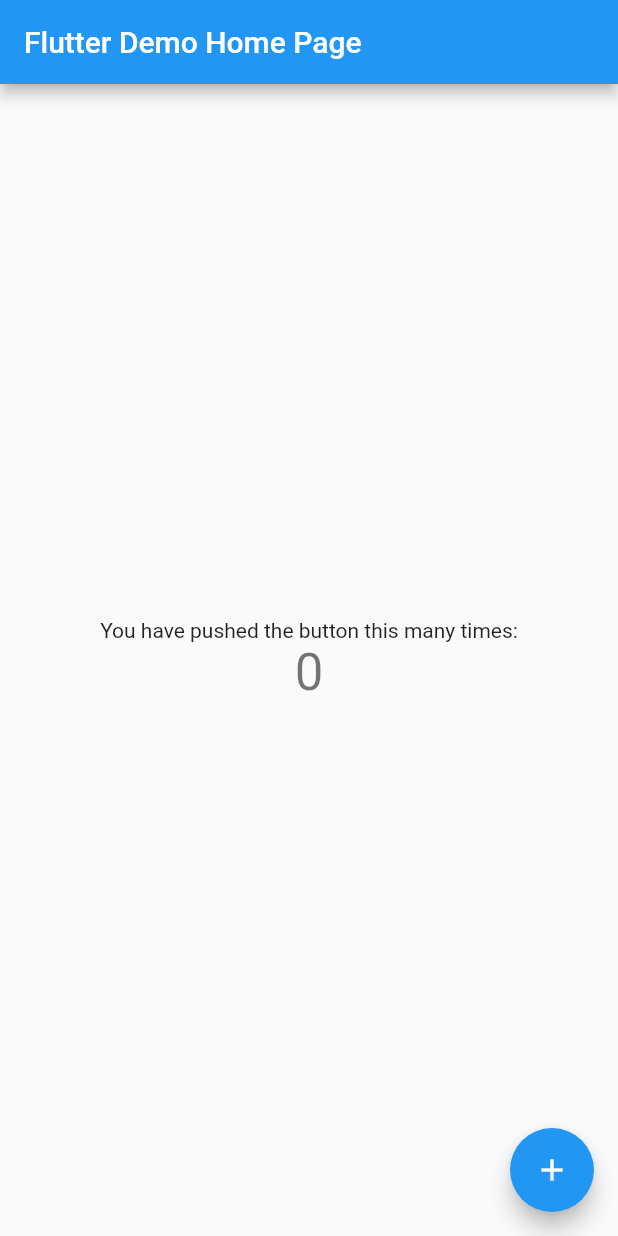
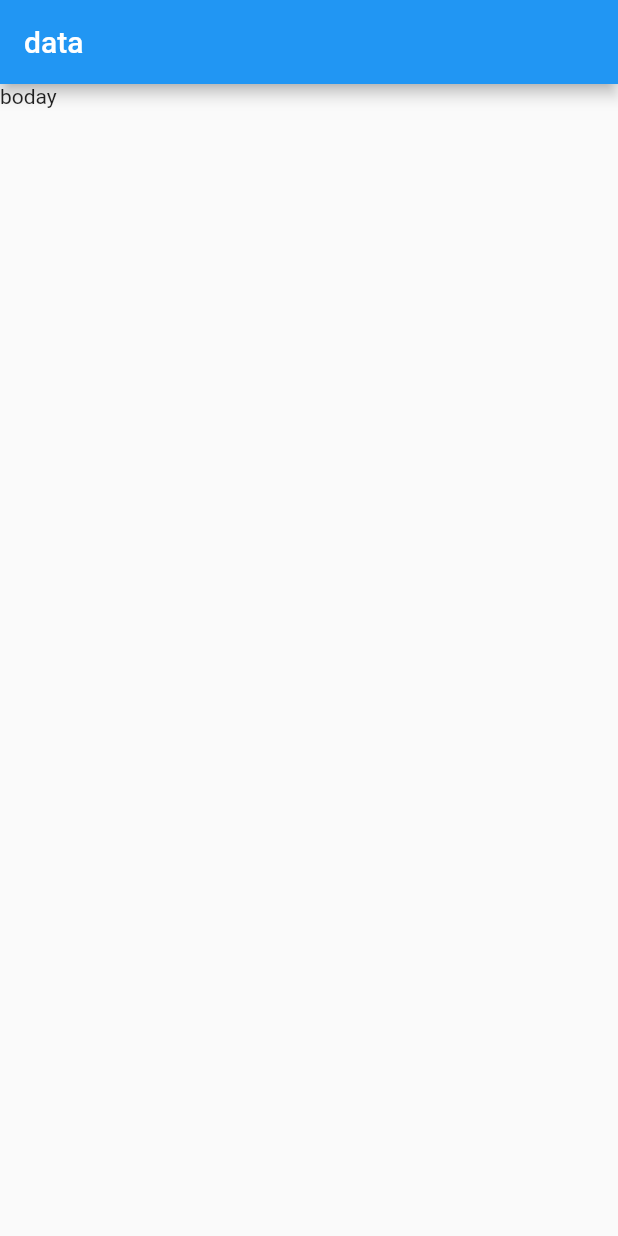
Before and after one commit to ShariyarAbeer/news_app, a Flutter app: the screen it shows after launch, on a phone screen of 412 x 824 dp. Run offline on Flutter 3.47's test engine with Material 2 defaults, Android fonts, the phone set to English and light mode, and no system bars.

Commit message:
home setup

```diff
--- /dev/null
+++ b/lib/home.dart
@@ -0,0 +1,22 @@
+import 'package:flutter/material.dart';
+
+class Home extends StatefulWidget {
+  const Home({Key key}) : super(key: key);
+
+  @override
+  _HomeState createState() => _HomeState();
+}
+
+class _HomeState extends State<Home> {
+  @override
+  Widget build(BuildContext context) {
+    return Scaffold(
+      appBar: AppBar(
+        title: Text("data"),
+      ),
+      body: Container(
+        child: Text("boday"),
+      ),
+    );
+  }
+}
--- a/lib/main.dart
+++ b/lib/main.dart
@@ -1,4 +1,5 @@
 import 'package:flutter/material.dart';
+import 'package:news_app/home.dart';
 
 void main() {
   runApp(MyApp());
@@ -11,103 +12,9 @@ class MyApp extends StatelessWidget {
     return MaterialApp(
       title: 'Flutter Demo',
       theme: ThemeData(
-        // This is the theme of your application.
-        //
-        // Try running your application with "flutter run". You'll see the
-        // application has a blue toolbar. Then, without quitting the app, try
-        // changing the primarySwatch below to Colors.green and then invoke
-        // "hot reload" (press "r" in the console where you ran "flutter run",
-        // or simply save your changes to "hot reload" in a Flutter IDE).
-        // Notice that the counter didn't reset back to zero; the application
-        // is not restarted.
         primarySwatch: Colors.blue,
       ),
-      home: MyHomePage(title: 'Flutter Demo Home Page'),
+      home: Home(),
     );
   }
 }
-
-class MyHomePage extends StatefulWidget {
-  MyHomePage({Key key, this.title}) : super(key: key);
-
-  // This widget is the home page of your application. It is stateful, meaning
-  // that it has a State object (defined below) that contains fields that affect
-  // how it looks.
-
-  // This class is the configuration for the state. It holds the values (in this
-  // case the title) provided by the parent (in this case the App widget) and
-  // used by the build method of the State. Fields in a Widget subclass are
-  // always marked "final".
-
-  final String title;
-
-  @override
-  _MyHomePageState createState() => _MyHomePageState();
-}
-
-class _MyHomePageState extends State<MyHomePage> {
-  int _counter = 0;
-
-  void _incrementCounter() {
-    setState(() {
-      // This call to setState tells the Flutter framework that something has
-      // changed in this State, which causes it to rerun the build method below
-      // so that the display can reflect the updated values. If we changed
-      // _counter without calling setState(), then the build method would not be
-      // called again, and so nothing would appear to happen.
-      _counter++;
-    });
-  }
-
-  @override
-  Widget build(BuildContext context) {
-    // This method is rerun every time setState is called, for instance as done
-    // by the _incrementCounter method above.
-    //
-    // The Flutter framework has been optimized to make rerunning build methods
-    // fast, so that you can just rebuild anything that needs updating rather
-    // than having to individually change instances of widgets.
-    return Scaffold(
-      appBar: AppBar(
-        // Here we take the value from the MyHomePage object that was created by
-        // the App.build method, and use it to set our appbar title.
-        title: Text(widget.title),
-      ),
-      body: Center(
-        // Center is a layout widget. It takes a single child and positions it
-        // in the middle of the parent.
-        child: Column(
-          // Column is also a layout widget. It takes a list of children and
-          // arranges them vertically. By default, it sizes itself to fit its
-          // children horizontally, and tries to be as tall as its parent.
-          //
-          // Invoke "debug painting" (press "p" in the console, choose the
-          // "Toggle Debug Paint" action from the Flutter Inspector in Android
-          // Studio, or the "Toggle Debug Paint" command in Visual Studio Code)
-          // to see the wireframe for each widget.
-          //
-          // Column has various properties to control how it sizes itself and
-          // how it positions its children. Here we use mainAxisAlignment to
-          // center the children vertically; the main axis here is the vertical
-          // axis because Columns are vertical (the cross axis would be
-          // horizontal).
-          mainAxisAlignment: MainAxisAlignment.center,
-          children: <Widget>[
-            Text(
-              'You have pushed the button this many times:',
-            ),
-            Text(
-              '$_counter',
-              style: Theme.of(context).textTheme.headline4,
-            ),
-          ],
-        ),
-      ),
-      floatingActionButton: FloatingActionButton(
-        onPressed: _incrementCounter,
-        tooltip: 'Increment',
-        child: Icon(Icons.add),
-      ), // This trailing comma makes auto-formatting nicer for build methods.
-    );
-  }
-}
```
